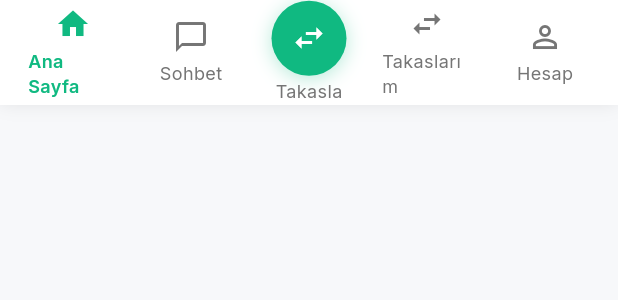
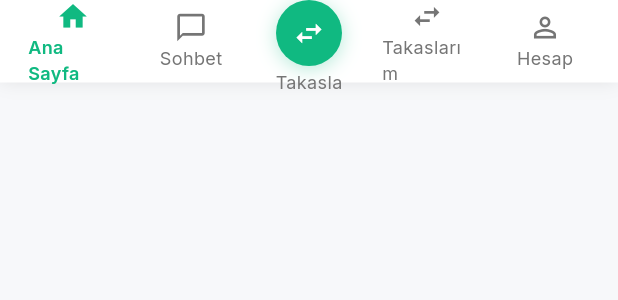
Before and after one commit to aligencturk/takasly, a Flutter app: the CustomBottomNav widget shown alone on an empty page, opened directly with empty values, on a phone screen of 412 x 824 dp. Shown: the top 300 px of the screen. Run offline on Flutter 3.47's test engine with Material 3 defaults, Android fonts, the phone set to English and light mode, and no system bars; our stand-ins replace cached_network_image, geolocator, google_fonts, image_picker, permission_handler, shared_preferences and 1 more; accounts and stored records are empty; network calls fail.

Commit message:
CustomBottomNav bileşeninde görsel ve boyut ayarlamaları yapıldı. Alt navigasyon yüksekliği 70'ten 55'e, ikon boyutu 24'ten 22'ye düşürüldü. Ayrıca, metin ve ikon arasındaki boşluk 4'ten 1'e, dairesel buton boyutları 50'den 44'e güncellendi. Bu değişiklikler, kullanıcı arayüzünü daha kompakt ve estetik hale getirmeyi amaçlıyor.

```diff
--- a/lib/widgets/custom_bottom_nav.dart
+++ b/lib/widgets/custom_bottom_nav.dart
@@ -26,7 +26,7 @@ class CustomBottomNav extends StatelessWidget {
       ),
       child: SafeArea(
         child: Container(
-          height: 70,
+          height: 55,
           child: Row(
             mainAxisAlignment: MainAxisAlignment.spaceEvenly,
             children: [
@@ -55,9 +55,9 @@ class CustomBottomNav extends StatelessWidget {
             Icon(
               isActive ? activeIcon : icon,
               color: isActive ? const Color(0xFF10B981) : Colors.grey.shade600,
-              size: 24,
+              size: 22,
             ),
-            const SizedBox(height: 4),
+            const SizedBox(height: 1),
             Text(
               label,
               style: TextStyle(
@@ -83,8 +83,8 @@ class CustomBottomNav extends StatelessWidget {
           mainAxisAlignment: MainAxisAlignment.center,
           children: [
             Container(
-              width: 50,
-              height: 50,
+              width: 44,
+              height: 44,
               decoration: BoxDecoration(
                 color: isActive ? const Color(0xFF10B981) : const Color(0xFF10B981),
                 shape: BoxShape.circle,
@@ -100,7 +100,7 @@ class CustomBottomNav extends StatelessWidget {
               child: const Icon(
                 Icons.swap_horiz,
                 color: Colors.white,
-                size: 24,
+                size: 22,
               ),
             ),
             const SizedBox(height: 2),
```
